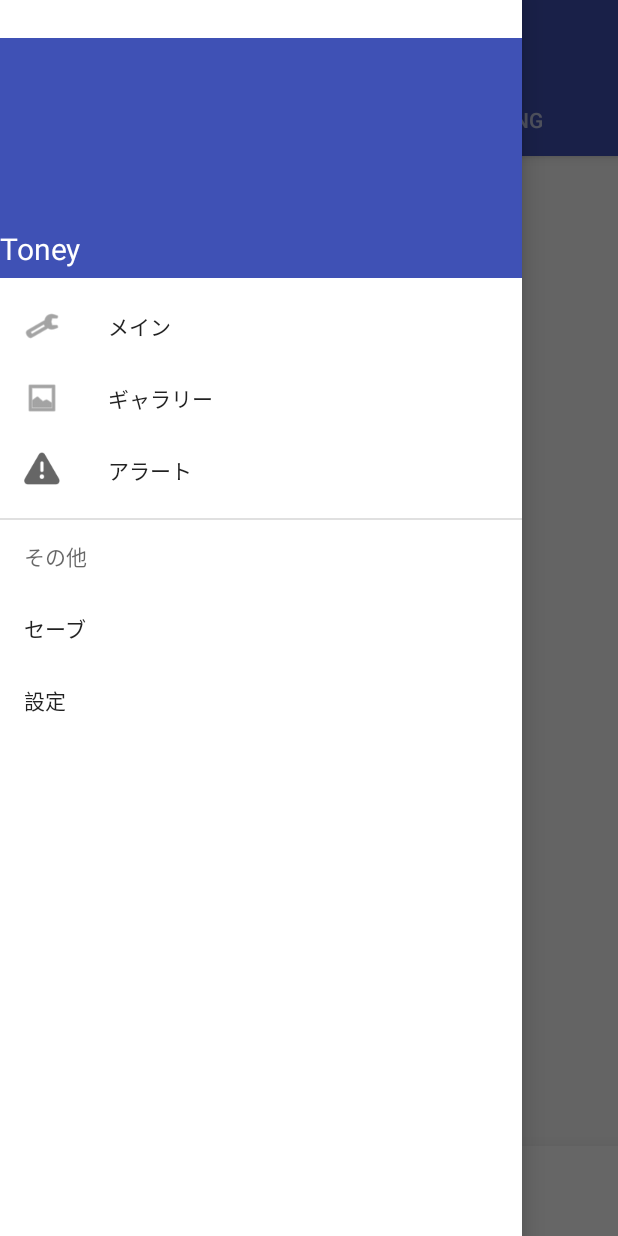
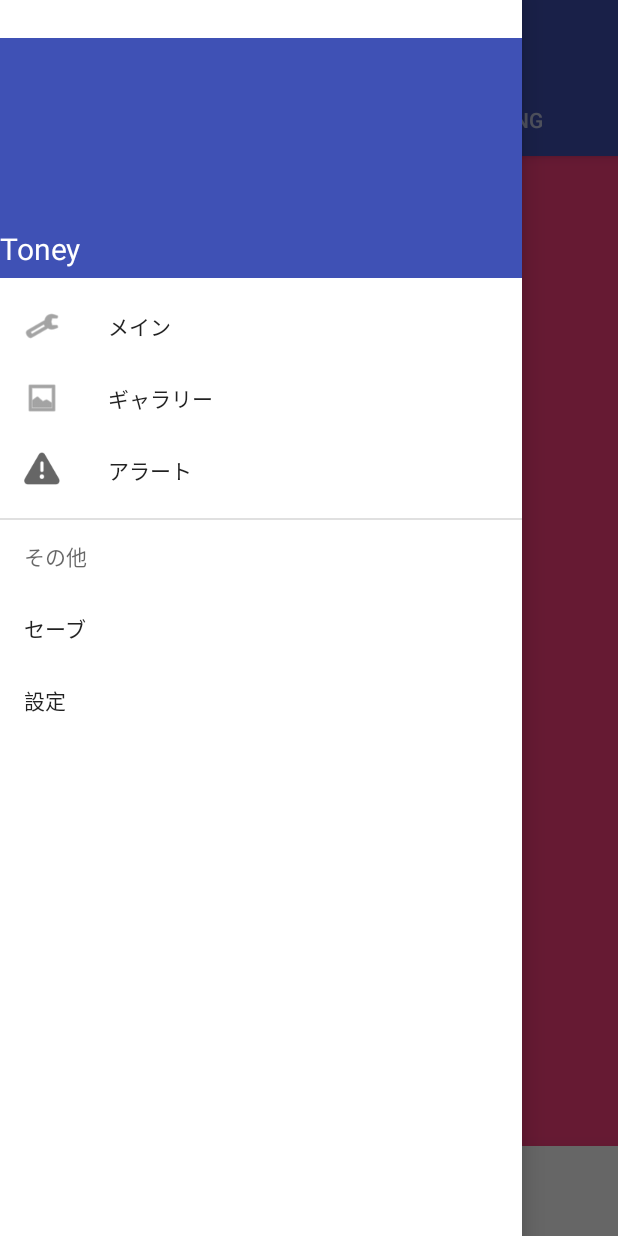
Before and after one commit to TatsukiIshijima/Toney, an Android app: the screen it shows after launch (HomeActivity), with the side drawer open, on a phone screen of 412 x 824 dp. Run offline under Robolectric (Android 15) with nearby library versions, the phone set to English and light mode, and no system bars; our stand-ins replace data binding.

Commit message:
ViewPager内の画面切り替えテスト

```diff
--- a/app/src/main/java/com/io/tatsuki/toney/Activities/HomeActivity.java
+++ b/app/src/main/java/com/io/tatsuki/toney/Activities/HomeActivity.java
@@ -13,7 +13,7 @@ import android.view.MenuItem;
 import android.view.View;
 
 import com.io.tatsuki.toney.Adapters.HomePagerAdapter;
-import com.io.tatsuki.toney.Fragments.AlbumFragment;
+import com.io.tatsuki.toney.Fragments.DummyFragment;
 import com.io.tatsuki.toney.R;
 import com.io.tatsuki.toney.ViewModels.HomeViewModel;
 import com.io.tatsuki.toney.databinding.ActivityHomeBinding;
@@ -31,6 +31,14 @@ public class HomeActivity extends AppCompatActivity {
 
         setViews(binding);
         setBottomSheetBehavior(binding);
+
+        // 画面切り替えテスト
+        DummyFragment dummyFragment = new DummyFragment();
+        FragmentTransaction transaction = getSupportFragmentManager().beginTransaction();
+        transaction.replace(R.id.activity_home_frame_layout, dummyFragment);
+        transaction.addToBackStack(null);
+        transaction.commit();
+
     }
 
     /**
@@ -98,11 +106,4 @@ public class HomeActivity extends AppCompatActivity {
             }
         });
     }
-
-    public void startAlbumFragment(int id) {
-        FragmentTransaction transaction = getSupportFragmentManager().beginTransaction();
-        transaction.replace(id, AlbumFragment.newInstance());
-        transaction.addToBackStack(null);
-        transaction.commit();
-    }
 }
--- /dev/null
+++ b/app/src/main/java/com/io/tatsuki/toney/Fragments/DummyFragment.java
@@ -0,0 +1,34 @@
+package com.io.tatsuki.toney.Fragments;
+
+import android.os.Bundle;
+import android.support.v4.app.Fragment;
+import android.view.LayoutInflater;
+import android.view.View;
+import android.view.ViewGroup;
+
+import com.io.tatsuki.toney.R;
+
+/**
+ * Created by TatsukiIshijima on 2017/07/06.
+ */
+
+public class DummyFragment extends Fragment {
+
+    private static final String TAG = DummyFragment.class.getSimpleName();
+
+    public static DummyFragment newInstance() {
+        DummyFragment dummyFragment = new DummyFragment();
+        return dummyFragment;
+    }
+
+    @Override
+    public void onCreate(Bundle savedInstance) {
+        super.onCreate(savedInstance);
+    }
+
+    @Override
+    public View onCreateView(LayoutInflater inflater, ViewGroup viewGroup, Bundle savedInstance) {
+        View dummyView = inflater.inflate(R.layout.fragment_dummy, viewGroup, false);
+        return dummyView;
+    }
+}
--- a/app/src/main/res/layout/activity_home.xml
+++ b/app/src/main/res/layout/activity_home.xml
@@ -47,11 +47,17 @@
 
             </android.support.design.widget.AppBarLayout>
 
-            <android.support.v4.view.ViewPager
-                android:id="@+id/activity_home_viewpager"
+            <FrameLayout
+                android:id="@+id/activity_home_frame_layout"
                 android:layout_width="match_parent"
                 android:layout_height="match_parent"
-                app:layout_behavior="@string/appbar_scrolling_view_behavior" />
+                app:layout_behavior="@string/appbar_scrolling_view_behavior" >
+
+                <android.support.v4.view.ViewPager
+                    android:id="@+id/activity_home_viewpager"
+                    android:layout_width="match_parent"
+                    android:layout_height="match_parent" />
+            </FrameLayout>
 
             <!-- BottomSheet Layout -->
             <include
```
Also changed, not shown: app/src/main/res/layout/fragment_dummy.xml (added, +9 -0 lines).
